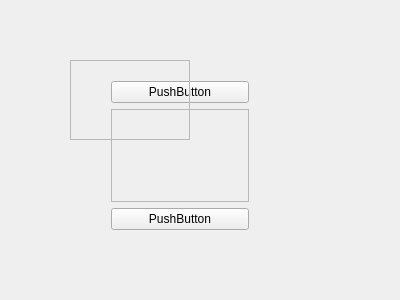
First picture: the form in temp/untitled/mainwindow.ui, repository ZeroWeight/virtual-12306, before the edit.
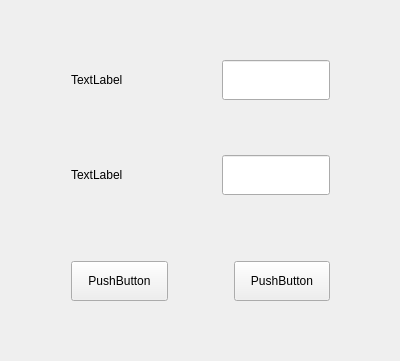
Second picture: the form after the edit.

```diff
--- a/temp/untitled/mainwindow.ui
+++ b/temp/untitled/mainwindow.ui
@@ -7,82 +7,314 @@
     <x>0</x>
     <y>0</y>
     <width>400</width>
-    <height>300</height>
+    <height>361</height>
    </rect>
   </property>
   <property name="windowTitle">
    <string>MainWindow</string>
   </property>
   <widget class="QWidget" name="centralWidget">
-   <widget class="QWidget" name="verticalLayoutWidget">
+   <widget class="QWidget" name="">
     <property name="geometry">
      <rect>
-      <x>100</x>
-      <y>70</y>
-      <width>160</width>
-      <height>171</height>
+      <x>0</x>
+      <y>0</y>
+      <width>401</width>
+      <height>361</height>
      </rect>
     </property>
     <layout class="QVBoxLayout" name="verticalLayout">
+     <property name="sizeConstraint">
+      <enum>QLayout::SetDefaultConstraint</enum>
+     </property>
+     <property name="bottomMargin">
+      <number>0</number>
+     </property>
      <item>
-      <widget class="QPushButton" name="pushButton_2">
-       <property name="text">
-        <string>PushButton</string>
+      <spacer name="verticalSpacer_3">
+       <property name="orientation">
+        <enum>Qt::Vertical</enum>
        </property>
-      </widget>
+       <property name="sizeHint" stdset="0">
+        <size>
+         <width>20</width>
+         <height>40</height>
+        </size>
+       </property>
+      </spacer>
      </item>
      <item>
-      <widget class="QScrollArea" name="scrollArea">
-       <property name="widgetResizable">
-        <bool>true</bool>
+      <layout class="QHBoxLayout" name="horizontalLayout">
+       <item>
+        <spacer name="horizontalSpacer">
+         <property name="orientation">
+          <enum>Qt::Horizontal</enum>
+         </property>
+         <property name="sizeType">
+          <enum>QSizePolicy::Fixed</enum>
+         </property>
+         <property name="sizeHint" stdset="0">
+          <size>
+           <width>60</width>
+           <height>40</height>
+          </size>
+         </property>
+        </spacer>
+       </item>
+       <item>
+        <widget class="QLabel" name="label">
+         <property name="sizePolicy">
+          <sizepolicy hsizetype="MinimumExpanding" vsizetype="Minimum">
+           <horstretch>0</horstretch>
+           <verstretch>0</verstretch>
+          </sizepolicy>
+         </property>
+         <property name="text">
+          <string>TextLabel</string>
+         </property>
+        </widget>
+       </item>
+       <item>
+        <spacer name="horizontalSpacer_2">
+         <property name="orientation">
+          <enum>Qt::Horizontal</enum>
+         </property>
+         <property name="sizeHint" stdset="0">
+          <size>
+           <width>60</width>
+           <height>40</height>
+          </size>
+         </property>
+        </spacer>
+       </item>
+       <item>
+        <widget class="QLineEdit" name="lineEdit">
+         <property name="sizePolicy">
+          <sizepolicy hsizetype="Expanding" vsizetype="Minimum">
+           <horstretch>0</horstretch>
+           <verstretch>0</verstretch>
+          </sizepolicy>
+         </property>
+        </widget>
+       </item>
+       <item>
+        <spacer name="horizontalSpacer_3">
+         <property name="orientation">
+          <enum>Qt::Horizontal</enum>
+         </property>
+         <property name="sizeType">
+          <enum>QSizePolicy::Fixed</enum>
+         </property>
+         <property name="sizeHint" stdset="0">
+          <size>
+           <width>60</width>
+           <height>40</height>
+          </size>
+         </property>
+        </spacer>
+       </item>
+      </layout>
+     </item>
+     <item>
+      <spacer name="verticalSpacer">
+       <property name="orientation">
+        <enum>Qt::Vertical</enum>
        </property>
-       <widget class="QWidget" name="scrollAreaWidgetContents">
-        <property name="geometry">
-         <rect>
-          <x>0</x>
-          <y>0</y>
-          <width>156</width>
-          <height>127</height>
-         </rect>
-        </property>
-       </widget>
-      </widget>
+       <property name="sizeHint" stdset="0">
+        <size>
+         <width>20</width>
+         <height>40</height>
+        </size>
+       </property>
+      </spacer>
      </item>
      <item>
-      <widget class="QPushButton" name="pushButton">
-       <property name="text">
-        <string>PushButton</string>
+      <layout class="QHBoxLayout" name="horizontalLayout_2">
+       <item>
+        <spacer name="horizontalSpacer_4">
+         <property name="orientation">
+          <enum>Qt::Horizontal</enum>
+         </property>
+         <property name="sizeType">
+          <enum>QSizePolicy::Fixed</enum>
+         </property>
+         <property name="sizeHint" stdset="0">
+          <size>
+           <width>60</width>
+           <height>40</height>
+          </size>
+         </property>
+        </spacer>
+       </item>
+       <item>
+        <widget class="QLabel" name="label_2">
+         <property name="sizePolicy">
+          <sizepolicy hsizetype="MinimumExpanding" vsizetype="Minimum">
+           <horstretch>0</horstretch>
+           <verstretch>0</verstretch>
+          </sizepolicy>
+         </property>
+         <property name="text">
+          <string>TextLabel</string>
+         </property>
+        </widget>
+       </item>
+       <item>
+        <spacer name="horizontalSpacer_5">
+         <property name="orientation">
+          <enum>Qt::Horizontal</enum>
+         </property>
+         <property name="sizeType">
+          <enum>QSizePolicy::Fixed</enum>
+         </property>
+         <property name="sizeHint" stdset="0">
+          <size>
+           <width>50</width>
+           <height>40</height>
+          </size>
+         </property>
+        </spacer>
+       </item>
+       <item>
+        <widget class="QLineEdit" name="lineEdit_2">
+         <property name="sizePolicy">
+          <sizepolicy hsizetype="Expanding" vsizetype="Minimum">
+           <horstretch>0</horstretch>
+           <verstretch>0</verstretch>
+          </sizepolicy>
+         </property>
+        </widget>
+       </item>
+       <item>
+        <spacer name="horizontalSpacer_6">
+         <property name="orientation">
+          <enum>Qt::Horizontal</enum>
+         </property>
+         <property name="sizeType">
+          <enum>QSizePolicy::Fixed</enum>
+         </property>
+         <property name="sizeHint" stdset="0">
+          <size>
+           <width>60</width>
+           <height>40</height>
+          </size>
+         </property>
+        </spacer>
+       </item>
+      </layout>
+     </item>
+     <item>
+      <spacer name="verticalSpacer_2">
+       <property name="orientation">
+        <enum>Qt::Vertical</enum>
        </property>
-      </widget>
+       <property name="sizeType">
+        <enum>QSizePolicy::Fixed</enum>
+       </property>
+       <property name="sizeHint" stdset="0">
+        <size>
+         <width>20</width>
+         <height>60</height>
+        </size>
+       </property>
+      </spacer>
+     </item>
+     <item>
+      <layout class="QHBoxLayout" name="horizontalLayout_3">
+       <item>
+        <spacer name="horizontalSpacer_7">
+         <property name="orientation">
+          <enum>Qt::Horizontal</enum>
+         </property>
+         <property name="sizeType">
+          <enum>QSizePolicy::Fixed</enum>
+         </property>
+         <property name="sizeHint" stdset="0">
+          <size>
+           <width>60</width>
+           <height>40</height>
+          </size>
+         </property>
+        </spacer>
+       </item>
+       <item>
+        <widget class="QPushButton" name="pushButton">
+         <property name="sizePolicy">
+          <sizepolicy hsizetype="Minimum" vsizetype="Minimum">
+           <horstretch>0</horstretch>
+           <verstretch>0</verstretch>
+          </sizepolicy>
+         </property>
+         <property name="text">
+          <string>PushButton</string>
+         </property>
+        </widget>
+       </item>
+       <item>
+        <spacer name="horizontalSpacer_9">
+         <property name="orientation">
+          <enum>Qt::Horizontal</enum>
+         </property>
+         <property name="sizeType">
+          <enum>QSizePolicy::Fixed</enum>
+         </property>
+         <property name="sizeHint" stdset="0">
+          <size>
+           <width>60</width>
+           <height>40</height>
+          </size>
+         </property>
+        </spacer>
+       </item>
+       <item>
+        <widget class="QPushButton" name="pushButton_2">
+         <property name="sizePolicy">
+          <sizepolicy hsizetype="Minimum" vsizetype="Minimum">
+           <horstretch>0</horstretch>
+           <verstretch>0</verstretch>
+          </sizepolicy>
+         </property>
+         <property name="text">
+          <string>PushButton</string>
+         </property>
+        </widget>
+       </item>
+       <item>
+        <spacer name="horizontalSpacer_8">
+         <property name="orientation">
+          <enum>Qt::Horizontal</enum>
+         </property>
+         <property name="sizeType">
+          <enum>QSizePolicy::Fixed</enum>
+         </property>
+         <property name="sizeHint" stdset="0">
+          <size>
+           <width>60</width>
+           <height>40</height>
+          </size>
+         </property>
+        </spacer>
+       </item>
+      </layout>
+     </item>
+     <item>
+      <spacer name="verticalSpacer_4">
+       <property name="orientation">
+        <enum>Qt::Vertical</enum>
+       </property>
+       <property name="sizeType">
+        <enum>QSizePolicy::Fixed</enum>
+       </property>
+       <property name="sizeHint" stdset="0">
+        <size>
+         <width>20</width>
+         <height>60</height>
+        </size>
+       </property>
+      </spacer>
      </item>
     </layout>
    </widget>
-   <widget class="QWidget" name="widget" native="true">
-    <property name="geometry">
-     <rect>
-      <x>40</x>
-      <y>190</y>
-      <width>120</width>
-      <height>80</height>
-     </rect>
-    </property>
-   </widget>
-   <widget class="QFrame" name="frame">
-    <property name="geometry">
-     <rect>
-      <x>70</x>
-      <y>60</y>
-      <width>120</width>
-      <height>80</height>
-     </rect>
-    </property>
-    <property name="frameShape">
-     <enum>QFrame::StyledPanel</enum>
-    </property>
-    <property name="frameShadow">
-     <enum>QFrame::Raised</enum>
-    </property>
-   </widget>
   </widget>
  </widget>
  <layoutdefault spacing="6" margin="11"/>
```
